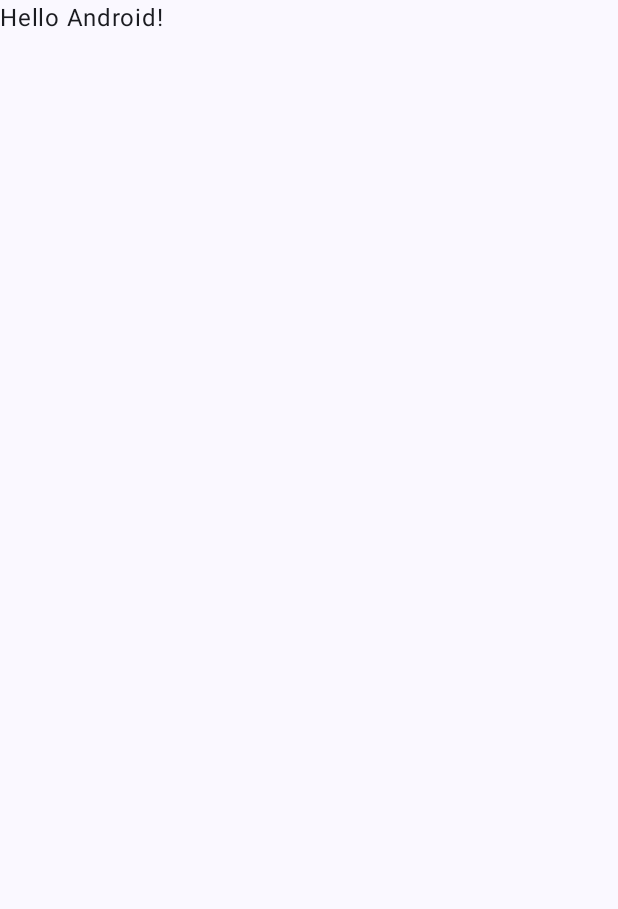
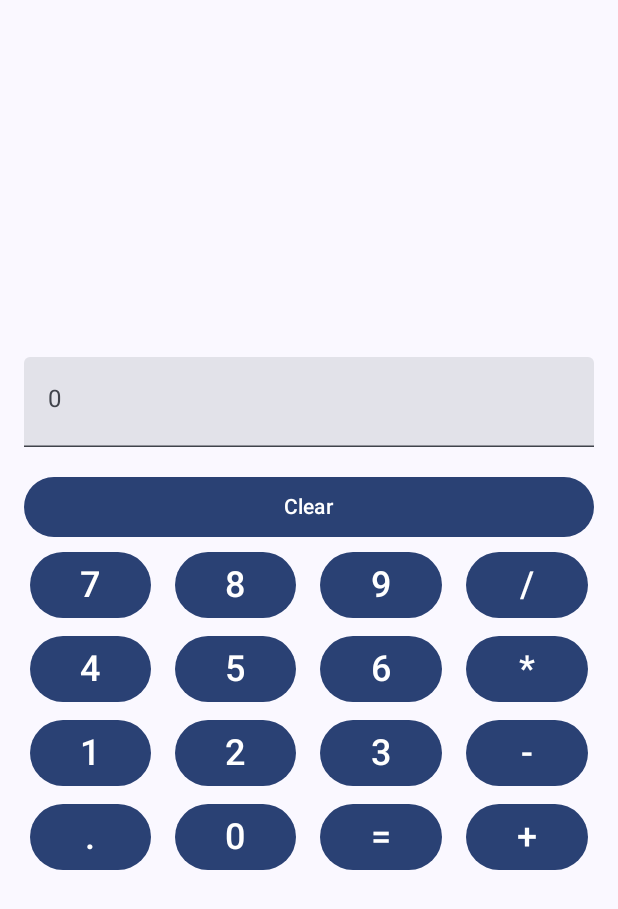
Before and after one commit to Gamal-prog/mob-dev-labs, an Android app built with Jetpack Compose: the screen it shows after launch (MainActivity), on a phone screen of 412 x 824 dp. Before the commit the part shown is almost empty. Shown: the top 909 px of the screen. Run offline under Robolectric (Android 15) with nearby library versions, the phone set to English and light mode, and no system bars.

Commit message:
lab3 ex5

```diff
--- a/app/src/main/java/com/example/myapplication/MainActivity.kt
+++ b/app/src/main/java/com/example/myapplication/MainActivity.kt
@@ -12,6 +12,18 @@ import androidx.compose.ui.Modifier
 import androidx.compose.ui.tooling.preview.Preview
 import com.example.myapplication.ui.theme.MyApplicationTheme
 
+//
+import androidx.activity.compose.setContent
+import androidx.compose.foundation.layout.*
+import androidx.compose.foundation.text.KeyboardOptions
+import androidx.compose.material3.*
+import androidx.compose.runtime.*
+import androidx.compose.ui.Alignment
+//
+import androidx.compose.ui.text.input.KeyboardType
+import androidx.compose.ui.unit.dp
+import androidx.compose.ui.unit.sp
+
 class MainActivity : ComponentActivity() {
     override fun onCreate(savedInstanceState: Bundle?) {
         super.onCreate(savedInstanceState)
@@ -19,7 +31,8 @@ class MainActivity : ComponentActivity() {
             MyApplicationTheme {
                 // A surface container using the 'background' color from the theme
                 Surface(modifier = Modifier.fillMaxSize(), color = MaterialTheme.colorScheme.background) {
-                    Greeting("Android")
+                    //Greeting("Android")
+                    DisplayCalculator()
                 }
             }
         }
@@ -27,17 +40,85 @@ class MainActivity : ComponentActivity() {
 }
 
 @Composable
-fun Greeting(name: String, modifier: Modifier = Modifier) {
-    Text(
-            text = "Hello $name!",
-            modifier = modifier
-    )
+fun DisplayCalculator() {
+    var input by remember { mutableStateOf("") }
+    var result by remember { mutableStateOf("") }
+
+    Column(
+        modifier = Modifier
+            .fillMaxSize()
+            .padding(16.dp),
+        verticalArrangement = Arrangement.Center,
+        horizontalAlignment = Alignment.CenterHorizontally
+    ) {
+        TextField(
+            value = result,
+            onValueChange = { result = it },
+            readOnly = true,
+            modifier = Modifier.fillMaxWidth(),
+            textStyle = LocalTextStyle.current.copy(fontSize = 24.sp),
+            placeholder = { Text("0") }
+        )
+
+        Spacer(modifier = Modifier.height(16.dp))
+
+        val buttons = listOf(
+            listOf("7", "8", "9", "/"),
+            listOf("4", "5", "6", "*"),
+            listOf("1", "2", "3", "-"),
+            listOf(".", "0", "=", "+")
+        )
+
+        Button(
+            onClick = {
+                input = ""
+                result = ""
+            },
+            modifier = Modifier.fillMaxWidth()
+        ) {
+            Text(text = "Clear")
+        }
+
+        buttons.forEach { row ->
+            Row(
+                horizontalArrangement = Arrangement.spacedBy(8.dp),
+                modifier = Modifier.fillMaxWidth()
+            ) {
+                row.forEach { label ->
+                    CalculatorButton(label, Modifier.weight(1f)) {
+                        //input = handleInput(input, label)
+                        //result = if (label == "=") evaluateExpression(input) else input
+                    }
+                }
+            }
+        }
+
+    }
 }
+
+@Composable
+fun CalculatorButton(label: String, modifier: Modifier = Modifier, onClick: () -> Unit) {
+    Button(
+        onClick = onClick,
+        modifier = modifier
+            .padding(4.dp)
+    ) {
+        Text(text = label, fontSize = 24.sp)
+    }
+}
+
+//@Composable
+//fun Greeting(name: String, modifier: Modifier = Modifier) {
+//    Text(
+//            text = "Hello $name!",
+//            modifier = modifier
+//    )
+//}
 
 @Preview(showBackground = true)
 @Composable
 fun GreetingPreview() {
     MyApplicationTheme {
-        Greeting("Android")
+        //Greeting("Android")
     }
 }
```
